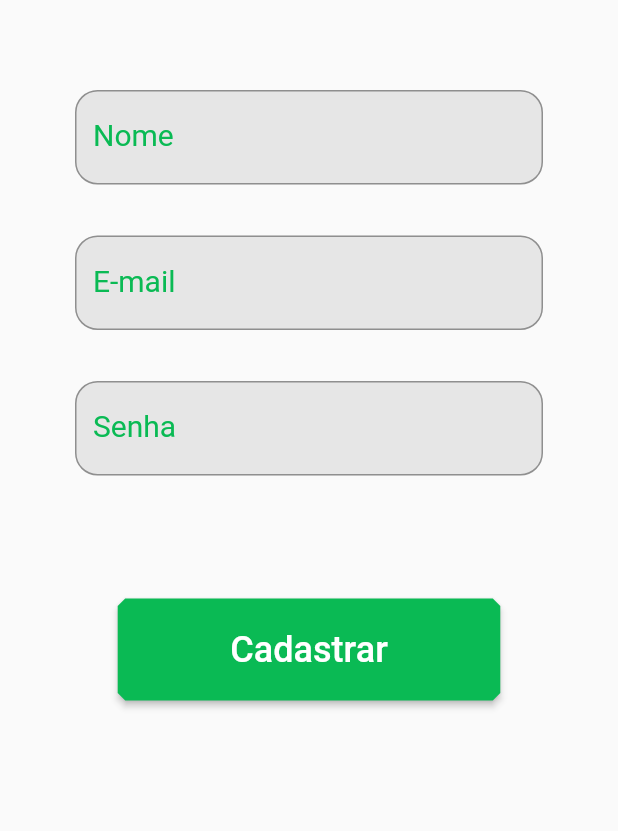
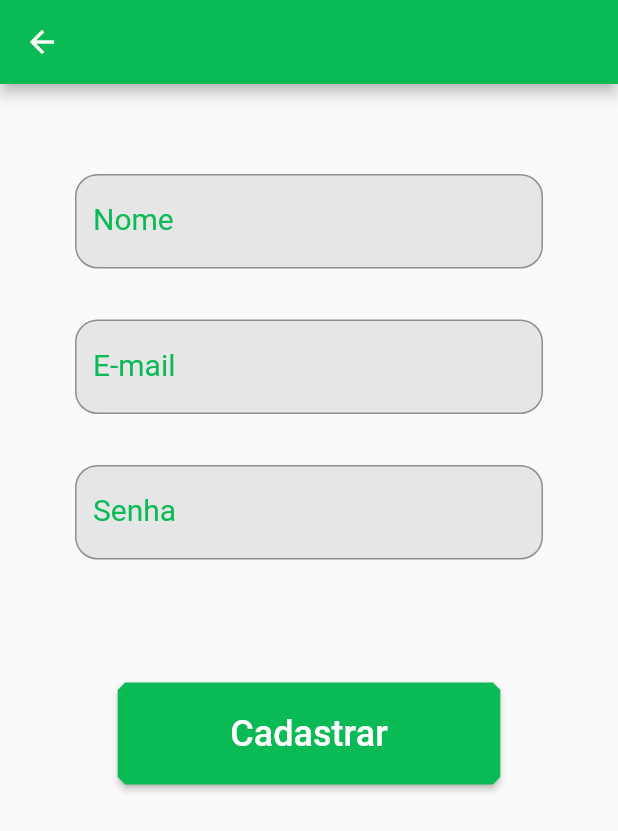
Before and after one commit to Leozero1/ProjetoFlutter, a Flutter app: the Cadastro screen opened by its route, on a phone screen of 412 x 824 dp. Shown: the top 831 px of the screen. Run offline on Flutter 3.47's test engine with Material 2 defaults, Android fonts, the phone set to English and light mode, and no system bars; our stand-ins replace cloud_firestore, firebase_auth, firebase_core, syncfusion_flutter_charts; accounts and stored records are empty.

Commit message:
Colocando appbar no cadastro para o usuário conseguir voltar para tela de login sem fazer o cadastro

```diff
--- a/lib/pages/cadastro.dart
+++ b/lib/pages/cadastro.dart
@@ -19,6 +19,9 @@ class _CadastroState extends State<Cadastro> {
   @override
   Widget build(BuildContext context) {
     return Scaffold(
+      appBar: AppBar(
+        backgroundColor: Color.fromRGBO(10, 186, 84, 1),
+      ),
       body: Container(
         padding: const EdgeInsets.only(
           top: 60,
```
